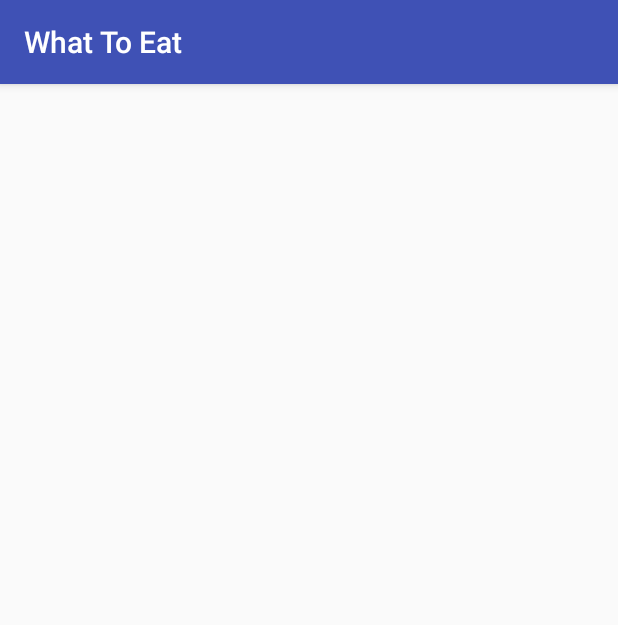
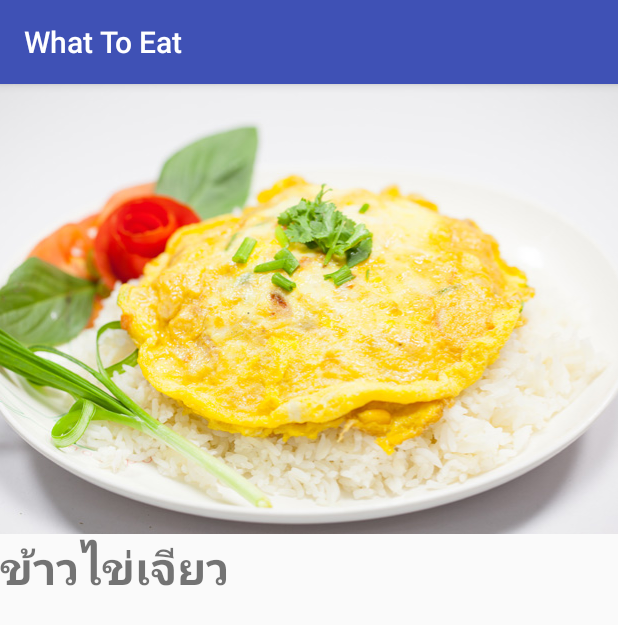
Before and after one commit to ChampClarinet/Training_what_to_eat, an Android app: the FoodDetailActivity screen opened directly, with no data from a screen before it, on a phone screen of 412 x 824 dp. Shown: the top 625 px of the screen. Run offline under Robolectric (Android 15) with nearby library versions, the phone set to English and light mode, and no system bars.

Commit message:
add complete pager layout for food detail

```diff
--- /dev/null
+++ b/app/src/main/java/com/example/whattoeat/Adapters/FoodPagerAdapter.java
@@ -0,0 +1,36 @@
+package com.example.whattoeat.Adapters;
+
+import android.content.Context;
+import android.support.v4.app.Fragment;
+import android.support.v4.app.FragmentManager;
+import android.support.v4.app.FragmentPagerAdapter;
+
+import com.example.whattoeat.Fragments.FoodDetailFragment;
+import com.example.whattoeat.Model.Food;
+import com.example.whattoeat.Model.FoodMenu;
+
+public class FoodPagerAdapter extends FragmentPagerAdapter{
+
+    private static final String TAG = FoodListAdapter.class.getSimpleName();
+    private Context context;
+
+    public FoodPagerAdapter(Context context, FragmentManager fm) {
+        super(fm);
+        this.context = context;
+    }
+
+    @Override
+    public Fragment getItem(int position) { // new Fragment and return to ViewPager
+        FoodMenu menu = FoodMenu.getInstance(context);
+        Food item = menu.getFoodList().get(position);
+        FoodDetailFragment fragment = FoodDetailFragment.newInstance(item.name, item.pictureFileName);
+        return fragment;
+    }
+
+    @Override
+    public int getCount() {
+        FoodMenu menu = FoodMenu.getInstance(context);
+        return menu.getFoodList().size();
+    }
+
+}
--- a/app/src/main/java/com/example/whattoeat/FoodDetailActivity.java
+++ b/app/src/main/java/com/example/whattoeat/FoodDetailActivity.java
@@ -1,31 +1,32 @@
 package com.example.whattoeat;
 
 import android.support.v4.app.FragmentManager; // make sure your FragmentManager is from android.support.v4.app
-import android.support.v4.app.FragmentTransaction;
+import android.support.v4.view.ViewPager;
 import android.support.v7.app.AppCompatActivity;
 import android.os.Bundle;
 import android.widget.ImageView;
 import android.widget.TextView;
 
-import com.example.whattoeat.Fragments.FoodDetailFragment;
-import com.example.whattoeat.Model.Food;
-import com.example.whattoeat.Utilities.Utils;
+import com.example.whattoeat.Adapters.FoodPagerAdapter;
 
 public class FoodDetailActivity extends AppCompatActivity {
 
     private static final String TAG = FoodDetailActivity.class.getSimpleName();
 
-    private Food targetFood;
-
-    private TextView foodTextView;
-    private ImageView foodImageView;
+    //private Food targetFood;
 
     @Override
     protected void onCreate(Bundle savedInstanceState) {
         super.onCreate(savedInstanceState);
         setContentView(R.layout.activity_food_detail);
 
-        targetFood = (Food) getIntent().getSerializableExtra("food");
+        int position = getIntent().getIntExtra("position", 0);
+        //targetFood = (Food) getIntent().getSerializableExtra("food");
+
+        FoodPagerAdapter adapter = new FoodPagerAdapter(this, getSupportFragmentManager());
+        ViewPager pager = (ViewPager) findViewById(R.id.view_pager);
+        pager.setCurrentItem(position);
+        pager.setAdapter(adapter);
 
         /*FoodDetailFragment foodDetailFragment = FoodDetailFragment.newInstance(targetFood.name, targetFood.pictureFileName); // convert fragment xml into object
         FragmentManager fm = getSupportFragmentManager();
--- a/app/src/main/java/com/example/whattoeat/FoodListActivity.java
+++ b/app/src/main/java/com/example/whattoeat/FoodListActivity.java
@@ -34,11 +34,12 @@ public class FoodListActivity extends AppCompatActivity {
             @Override
             public void onItemClick(AdapterView<?> parent, View view, int position, long id) {
 
-                FoodMenu menu = FoodMenu.getInstance(FoodListActivity.this);
-                Food selected = menu.getFoodList().get(position);
+                //FoodMenu menu = FoodMenu.getInstance(FoodListActivity.this);
+                //Food selected = menu.getFoodList().get(position);
 
                 Intent intent = new Intent(FoodListActivity.this, FoodDetailActivity.class);
-                intent.putExtra("food", selected);
+                intent.putExtra("position", position);
+                //intent.putExtra("food", selected);
                 startActivity(intent);
             }
         });
--- a/app/src/main/res/layout/activity_food_detail.xml
+++ b/app/src/main/res/layout/activity_food_detail.xml
@@ -1,14 +1,14 @@
 <?xml version="1.0" encoding="utf-8"?>
-<FrameLayout xmlns:android="http://schemas.android.com/apk/res/android"
+<LinearLayout xmlns:android="http://schemas.android.com/apk/res/android"
     xmlns:tools="http://schemas.android.com/tools"
-    android:id="@+id/fragment_container"
     android:layout_width="match_parent"
     android:layout_height="match_parent"
-    android:paddingBottom="@dimen/activity_vertical_margin"
-    android:paddingLeft="@dimen/activity_horizontal_margin"
-    android:paddingRight="@dimen/activity_horizontal_margin"
-    android:paddingTop="@dimen/activity_vertical_margin"
-    android:scrollbars="vertical"
+    android:orientation="vertical"
     tools:context="com.example.whattoeat.FoodDetailActivity">
 
-</FrameLayout>
+    <android.support.v4.view.ViewPager
+        android:id="@+id/view_pager"
+        android:layout_width="match_parent"
+        android:layout_height="match_parent" />
+
+</LinearLayout>
```
